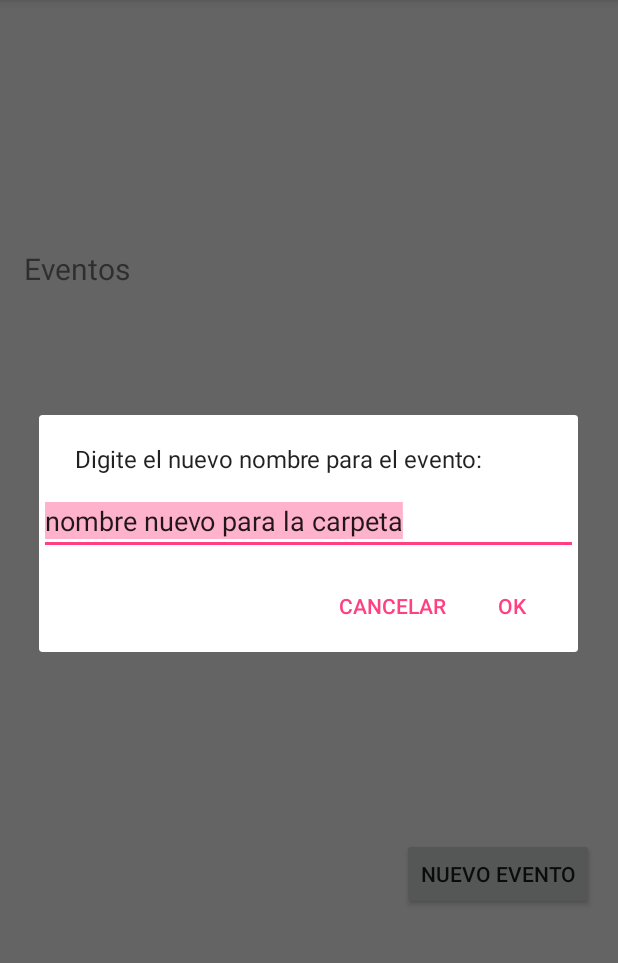
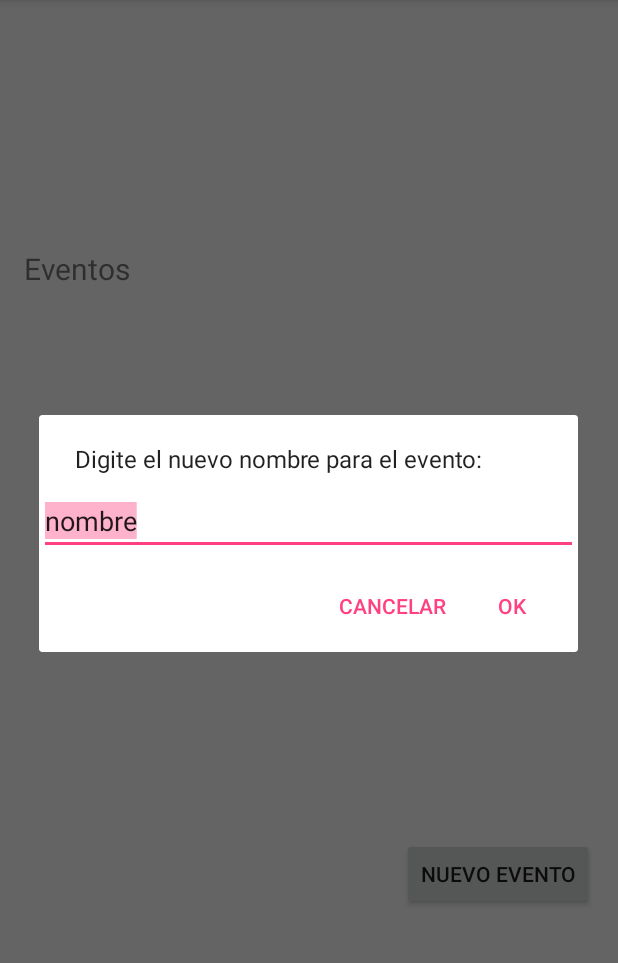
Before and after one commit to jdn0215/MyGiftList, an Android app: the screen it shows after launch (MainActivity), after a tap on "NUEVO EVENTO", on a phone screen of 412 x 824 dp, the part 84-1047 px from its top. Run offline under Robolectric (Android 15) with nearby library versions, the phone set to English and light mode, and no system bars.

Commit message:
pequeño cambio no mas en el espacio de agregar evento

```diff
--- a/proyecto/app/src/main/java/a2017iciclo/moviles/unacr/globales/proyecto/mygiftlist/mygiftlist/MainActivity.java
+++ b/proyecto/app/src/main/java/a2017iciclo/moviles/unacr/globales/proyecto/mygiftlist/mygiftlist/MainActivity.java
@@ -57,7 +57,7 @@ public class MainActivity extends AppCompatActivity {
         texto =  new EditText(view.getContext());
         AlertDialog.Builder builder1 = new AlertDialog.Builder(view.getContext());
         builder1.setMessage("Digite el nuevo nombre para el evento:");
-        texto.setText("nombre nuevo para la carpeta");
+        texto.setText("nombre");
         texto.selectAll();
         builder1.setView(texto);
 
```
